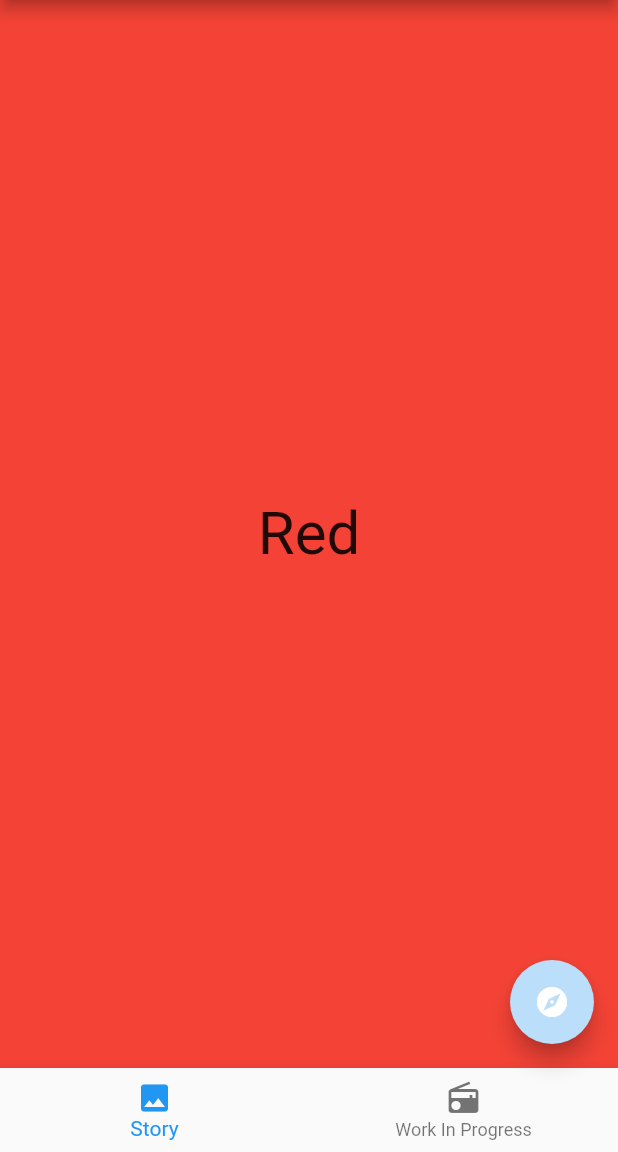
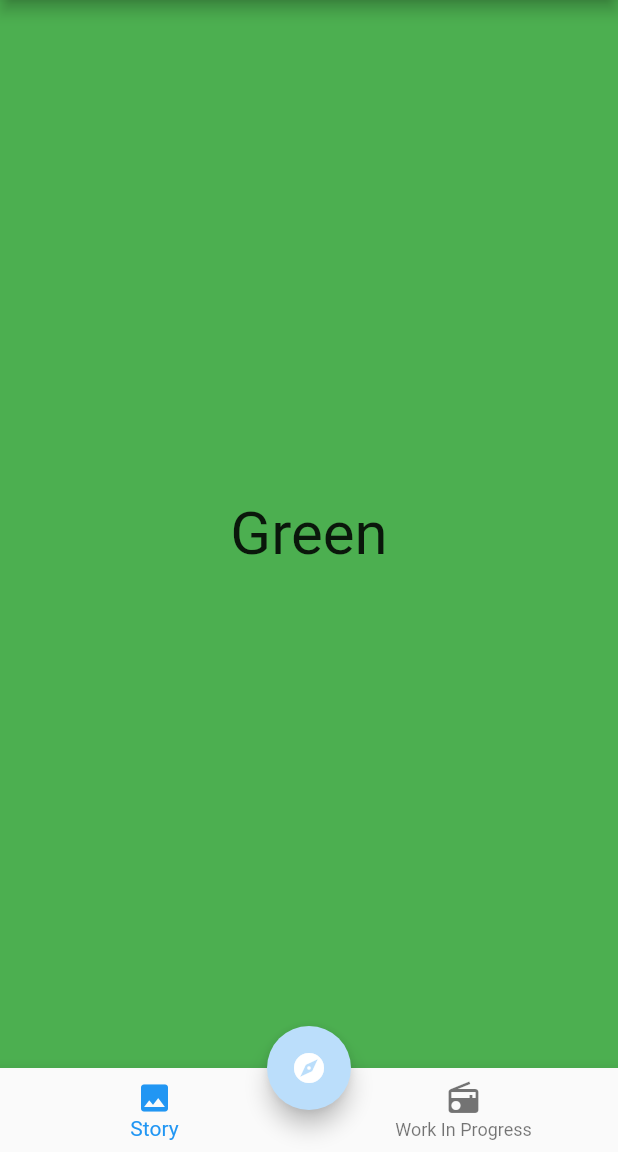
Before and after one commit to DanDeGrasse/DisColor, a Flutter app: the screen it shows after launch, on a phone screen of 412 x 824 dp, the part 84-1236 px from its top. Run offline on Flutter 3.47's test engine with Material 2 defaults, Android fonts, the phone set to English and light mode, and no system bars.

Commit message:
Commit 0.1.2
Now NavBar works as trial with a colorful container.

```diff
--- a/lib/2°_Page.dart
+++ /dev/null
@@ -1 +0,0 @@
-import 'package:flutter/material.dart';
--- a/lib/main.dart
+++ b/lib/main.dart
@@ -13,9 +13,8 @@ class App extends StatefulWidget {
 
 class Colore extends State<App> {
   var coloreTesto = 'Colore Sconosciuto';
-  int _indexoption = 0;
+  int _indextap = 0;
   final List colors = [
-    Colors.red,
     Colors.green,
     Colors.yellow,
     Colors.amber,
@@ -57,130 +56,148 @@ class Colore extends State<App> {
   ];
   Random random = new Random();
 
-  int index = 0;
+  int indexcolor = 0;
 
   void changeIndex() {
-    setState(() => index = random.nextInt(39));
+    setState(() => indexcolor = random.nextInt(37));
   }
 
   Widget build(BuildContext context) {
-    if (colors[index] == Colors.red) {
+    if (colors[indexcolor] == Colors.green) {
+      coloreTesto = 'Green';
+    }
+    if (colors[indexcolor] == Colors.yellow) {
+      coloreTesto = 'Yellow';
+    }
+    if (colors[indexcolor] == Colors.amber) {
+      coloreTesto = 'Amber';
+    }
+    if (colors[indexcolor] == Colors.amberAccent) {
+      coloreTesto = 'Amber Accent';
+    }
+    if (colors[indexcolor] == Colors.black) {
+      coloreTesto = 'Black';
+    }
+    if (colors[indexcolor] == Colors.blue) {
+      coloreTesto = 'Blue';
+    }
+    if (colors[indexcolor] == Colors.blueAccent) {
+      coloreTesto = 'Blue Accent';
+    }
+    if (colors[indexcolor] == Colors.brown) {
+      coloreTesto = 'Brown';
+    }
+    if (colors[indexcolor] == Colors.blueGrey) {
+      coloreTesto = 'Blue Gray';
+    }
+    if (colors[indexcolor] == Colors.cyan) {
+      coloreTesto = 'Cyan';
+    }
+    if (colors[indexcolor] == Colors.cyanAccent) {
+      coloreTesto = 'Cyan Accent';
+    }
+    if (colors[indexcolor] == Colors.deepOrange) {
+      coloreTesto = 'Deep Orange';
+    }
+    if (colors[indexcolor] == Colors.deepOrangeAccent) {
+      coloreTesto = 'Deep Orange Accent';
+    }
+    if (colors[indexcolor] == Colors.deepPurple) {
+      coloreTesto = 'Deep Purple';
+    }
+    if (colors[indexcolor] == Colors.deepPurpleAccent) {
+      coloreTesto = 'Deep Purple Accent';
+    }
+    if (colors[indexcolor] == Colors.green) {
+      coloreTesto = 'Green';
+    }
+    if (colors[indexcolor] == Colors.greenAccent) {
+      coloreTesto = 'Green Accent';
+    }
+    if (colors[indexcolor] == Colors.grey) {
+      coloreTesto = 'Grey';
+    }
+    if (colors[indexcolor] == Colors.indigo) {
+      coloreTesto = 'Indigo';
+    }
+    if (colors[indexcolor] == Colors.indigoAccent) {
+      coloreTesto = 'Indigo Accent';
+    }
+    if (colors[indexcolor] == Colors.lightBlue) {
+      coloreTesto = 'Light Blue';
+    }
+    if (colors[indexcolor] == Colors.lightBlueAccent) {
+      coloreTesto = 'Light Blue Accent';
+    }
+    if (colors[indexcolor] == Colors.lightGreen) {
+      coloreTesto = 'Light Green';
+    }
+    if (colors[indexcolor] == Colors.lightGreenAccent) {
+      coloreTesto = 'Light Green Accent';
+    }
+    if (colors[indexcolor] == Colors.lime) {
+      coloreTesto = 'Lime';
+    }
+    if (colors[indexcolor] == Colors.limeAccent) {
+      coloreTesto = 'Lime Accent';
+    }
+    if (colors[indexcolor] == Colors.orange) {
+      coloreTesto = 'Orange';
+    }
+    if (colors[indexcolor] == Colors.orangeAccent) {
+      coloreTesto = 'Orange Accent';
+    }
+    if (colors[indexcolor] == Colors.pink) {
+      coloreTesto = 'Pink';
+    }
+    if (colors[indexcolor] == Colors.pinkAccent) {
+      coloreTesto = 'Pink Accent';
+    }
+    if (colors[indexcolor] == Colors.purple) {
+      coloreTesto = 'Purple';
+    }
+    if (colors[indexcolor] == Colors.purpleAccent) {
+      coloreTesto = 'Purple Accent';
+    }
+    if (colors[indexcolor] == Colors.red) {
       coloreTesto = 'Red';
     }
-    if (colors[index] == Colors.green) {
-      coloreTesto = 'Green';
+    if (colors[indexcolor] == Colors.redAccent) {
+      coloreTesto = 'Red Accent';
     }
-    if (colors[index] == Colors.yellow) {
+    if (colors[indexcolor] == Colors.teal) {
+      coloreTesto = 'Teal';
+    }
+    if (colors[indexcolor] == Colors.yellow) {
       coloreTesto = 'Yellow';
     }
-    if (colors[index] == Colors.amber) {
-      coloreTesto = 'Amber';
-    }
-    if (colors[index] == Colors.amberAccent) {
-      coloreTesto = 'Amber Accent';
-    }
-    if (colors[index] == Colors.black) {
-      coloreTesto = 'Black';
-    }
-    if (colors[index] == Colors.blue) {
-      coloreTesto = 'Blue';
-    }
-    if (colors[index] == Colors.blueAccent) {
-      coloreTesto = 'Blue Accent';
-    }
-    if (colors[index] == Colors.brown) {
-      coloreTesto = 'Brown';
-    }
-    if (colors[index] == Colors.blueGrey) {
-      coloreTesto = 'Blue Gray';
-    }
-    if (colors[index] == Colors.cyan) {
-      coloreTesto = 'Cyan';
-    }
-    if (colors[index] == Colors.cyanAccent) {
-      coloreTesto = 'Cyan Accent';
-    }
-    if (colors[index] == Colors.deepOrange) {
-      coloreTesto = 'Deep Orange';
-    }
-    if (colors[index] == Colors.deepOrangeAccent) {
-      coloreTesto = 'Deep Orange Accent';
-    }
-    if (colors[index] == Colors.deepPurple) {
-      coloreTesto = 'Deep Purple';
-    }
-    if (colors[index] == Colors.deepPurpleAccent) {
-      coloreTesto = 'Deep Purple Accent';
-    }
-    if (colors[index] == Colors.green) {
-      coloreTesto = 'Green';
-    }
-    if (colors[index] == Colors.greenAccent) {
-      coloreTesto = 'Green Accent';
-    }
-    if (colors[index] == Colors.grey) {
-      coloreTesto = 'Grey';
-    }
-    if (colors[index] == Colors.indigo) {
-      coloreTesto = 'Indigo';
-    }
-    if (colors[index] == Colors.indigoAccent) {
-      coloreTesto = 'Indigo Accent';
-    }
-    if (colors[index] == Colors.lightBlue) {
-      coloreTesto = 'Light Blue';
-    }
-    if (colors[index] == Colors.lightBlueAccent) {
-      coloreTesto = 'Light Blue Accent';
-    }
-    if (colors[index] == Colors.lightGreen) {
-      coloreTesto = 'Light Green';
-    }
-    if (colors[index] == Colors.lightGreenAccent) {
-      coloreTesto = 'Light Green Accent';
-    }
-    if (colors[index] == Colors.lime) {
-      coloreTesto = 'Lime';
-    }
-    if (colors[index] == Colors.limeAccent) {
-      coloreTesto = 'Lime Accent';
-    }
-    if (colors[index] == Colors.orange) {
-      coloreTesto = 'Orange';
-    }
-    if (colors[index] == Colors.orangeAccent) {
-      coloreTesto = 'Orange Accent';
-    }
-    if (colors[index] == Colors.pink) {
-      coloreTesto = 'Pink';
-    }
-    if (colors[index] == Colors.pinkAccent) {
-      coloreTesto = 'Pink Accent';
-    }
-    if (colors[index] == Colors.purple) {
-      coloreTesto = 'Purple';
-    }
-    if (colors[index] == Colors.purpleAccent) {
-      coloreTesto = 'Purple Accent';
-    }
-    if (colors[index] == Colors.red) {
-      coloreTesto = 'Red';
-    }
-    if (colors[index] == Colors.redAccent) {
-      coloreTesto = 'Red Accent';
-    }
-    if (colors[index] == Colors.teal) {
-      coloreTesto = 'Teal';
-    }
-    if (colors[index] == Colors.yellow) {
-      coloreTesto = 'Yellow';
-    }
-    if (colors[index] == Colors.white) {
+    if (colors[indexcolor] == Colors.white) {
       coloreTesto = 'White';
     }
-    if (colors[index] == Colors.yellowAccent) {
+    if (colors[indexcolor] == Colors.yellowAccent) {
       coloreTesto = 'Yellow Accent';
     }
+
+    Widget selectedCol(BuildContext context, int index) {
+      switch (index) {
+        case 0:
+          return AnimatedContainer(
+            width: 1000,
+            height: 1000,
+            duration: Duration(seconds: 1),
+            color: colors[indexcolor],
+            child: Center(
+              child: Text(coloreTesto, style: TextStyle(fontSize: 40.0)),
+            ),
+          );
+        case 1:
+          return Container(
+            color: Colors.yellow,
+          );
+      }
+      return null;
+    }
+
     return MaterialApp(
       home: Scaffold(
         appBar: AppBar(
@@ -190,29 +207,20 @@ class Colore extends State<App> {
             style: TextStyle(color: Colors.black),
           ),
         ),
+        floatingActionButtonLocation: FloatingActionButtonLocation.centerDocked,
         floatingActionButton: FloatingActionButton(
           child: Icon(Icons.explore),
           onPressed: () {
             changeIndex();
           },
           backgroundColor: Colors.blue[100],
-
         ),
-        body: AnimatedContainer(
-          width: 1000.0,
-          height: 1000.0,
-          duration: Duration(seconds: 1),
-          color: colors[index],
-          child: Center(
-            child: Text(coloreTesto, style: TextStyle(fontSize: 40.0)),
-          ),
-        ),
+        body: Container(child: selectedCol(context, _indextap)),
         bottomNavigationBar: BottomNavigationBar(
-          currentIndex: _indexoption,
+          currentIndex: _indextap,
           onTap: (int index) {
-            _indexoption = index;
             setState(() {
-          _indexoption = index;
+              _indextap = index;
             });
           },
           items: <BottomNavigationBarItem>[
```
